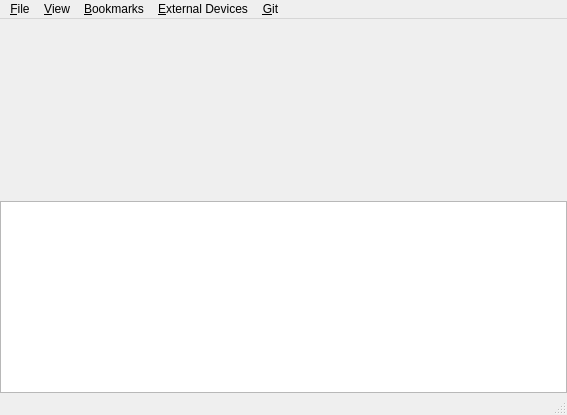
First picture: the form in src-qt5/desktop-utils/lumina-fm/MainUI.ui, repository lumina-desktop/lumina, before the edit.
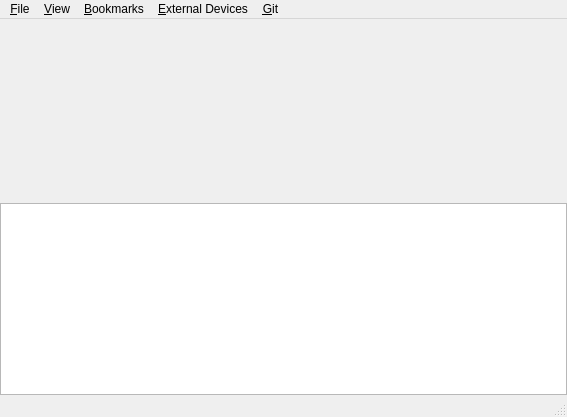
Second picture: the form after the edit.

Commit message: Add a "Verify File Delete" view option to lumina-fm When checked (default) it will prompt about filesystem deletions. When unchecked, it will not prompt and just delete the items.

What changed in the file:
```diff
--- a/src-qt5/desktop-utils/lumina-fm/MainUI.ui
+++ b/src-qt5/desktop-utils/lumina-fm/MainUI.ui
@@ -7,7 +7,7 @@
     <x>0</x>
     <y>0</y>
     <width>567</width>
-    <height>415</height>
+    <height>417</height>
    </rect>
   </property>
   <property name="windowTitle">
@@ -69,7 +69,7 @@
              <x>0</x>
              <y>0</y>
              <width>567</width>
-             <height>161</height>
+             <height>137</height>
             </rect>
            </property>
            <layout class="QHBoxLayout" name="BrowserLayout">
```
Left out of the diff: 18 changed lines with no effect on the pictures. The commit also changes 2 other files.
